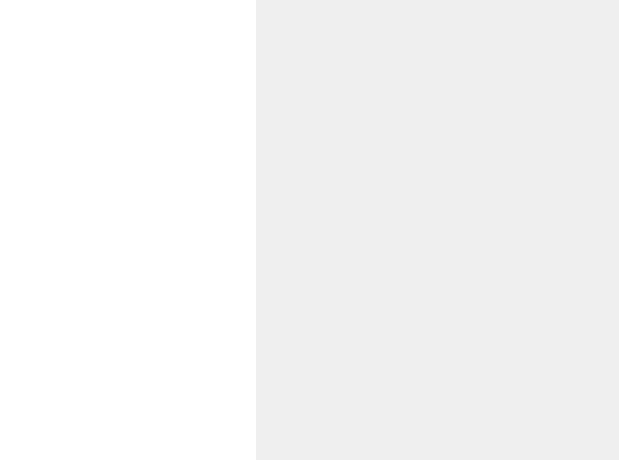
This is src/presentation/forms/libraryview.ui in othieno/itchio-app as Qt 5 draws it before an edit. The edited form follows.
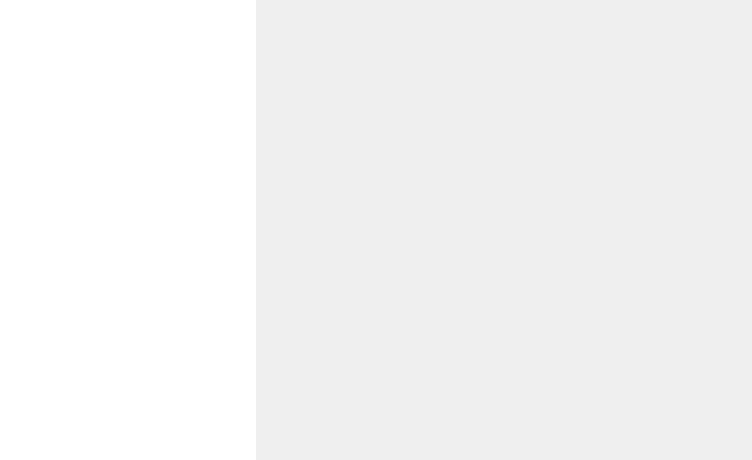
This is the edited form.

Commit message: Multiple improvements. - Changed the application name back to 'itch.io' (previously 'itchio'). - Added the Open Sans and Montserrat font families. - Added the abstract class Content. - Refactored the Price data structure: The amount is now stored by a single integer rather than two. - Added a username input validator stub to the AuthenticationView. - Implemented part of the LibraryView.

```diff
--- a/src/presentation/forms/libraryview.ui
+++ b/src/presentation/forms/libraryview.ui
@@ -6,7 +6,7 @@
    <rect>
     <x>0</x>
     <y>0</y>
-    <width>619</width>
+    <width>752</width>
     <height>460</height>
    </rect>
   </property>
@@ -24,7 +24,7 @@
   </property>
   <layout class="QHBoxLayout" name="horizontalLayout">
    <property name="spacing">
-    <number>0</number>
+    <number>8</number>
    </property>
    <property name="leftMargin">
     <number>0</number>
@@ -92,6 +92,12 @@
    </item>
    <item>
     <widget class="QScrollArea" name="scrollArea">
+     <property name="sizePolicy">
+      <sizepolicy hsizetype="Expanding" vsizetype="Expanding">
+       <horstretch>0</horstretch>
+       <verstretch>0</verstretch>
+      </sizepolicy>
+     </property>
      <property name="frameShape">
       <enum>QFrame::NoFrame</enum>
      </property>
@@ -112,10 +118,16 @@
        <rect>
         <x>0</x>
         <y>0</y>
-        <width>363</width>
+        <width>488</width>
         <height>460</height>
        </rect>
       </property>
+      <property name="sizePolicy">
+       <sizepolicy hsizetype="Preferred" vsizetype="Preferred">
+        <horstretch>0</horstretch>
+        <verstretch>0</verstretch>
+       </sizepolicy>
+      </property>
       <layout class="QVBoxLayout" name="verticalLayout">
        <property name="spacing">
         <number>0</number>
@@ -133,11 +145,120 @@
         <number>0</number>
        </property>
        <item>
-        <widget class="QLabel" name="detail">
-         <property name="text">
-          <string/>
+        <layout class="QFormLayout" name="contentDetailsHeaderLayout">
+         <property name="fieldGrowthPolicy">
+          <enum>QFormLayout::AllNonFixedFieldsGrow</enum>
          </property>
-        </widget>
+         <property name="labelAlignment">
+          <set>Qt::AlignLeading|Qt::AlignLeft|Qt::AlignTop</set>
+         </property>
+         <property name="horizontalSpacing">
+          <number>8</number>
+         </property>
+         <property name="verticalSpacing">
+          <number>0</number>
+         </property>
+         <item row="0" column="0">
+          <widget class="QLabel" name="contentCoverImage">
+           <property name="sizePolicy">
+            <sizepolicy hsizetype="Maximum" vsizetype="Maximum">
+             <horstretch>0</horstretch>
+             <verstretch>0</verstretch>
+            </sizepolicy>
+           </property>
+           <property name="text">
+            <string/>
+           </property>
+           <property name="textFormat">
+            <enum>Qt::AutoText</enum>
+           </property>
+           <property name="scaledContents">
+            <bool>false</bool>
+           </property>
+           <property name="alignment">
+            <set>Qt::AlignLeading|Qt::AlignLeft|Qt::AlignTop</set>
+           </property>
+          </widget>
+         </item>
+         <item row="0" column="1">
+          <layout class="QVBoxLayout" name="contentTitleLayout">
+           <property name="spacing">
+            <number>0</number>
+           </property>
+           <item>
+            <widget class="QLabel" name="contentTitle">
+             <property name="sizePolicy">
+              <sizepolicy hsizetype="Preferred" vsizetype="Maximum">
+               <horstretch>0</horstretch>
+               <verstretch>0</verstretch>
+              </sizepolicy>
+             </property>
+             <property name="text">
+              <string/>
+             </property>
+             <property name="alignment">
+              <set>Qt::AlignLeading|Qt::AlignLeft|Qt::AlignTop</set>
+             </property>
+            </widget>
+           </item>
+           <item>
+            <widget class="QLabel" name="contentSubtitle">
+             <property name="sizePolicy">
+              <sizepolicy hsizetype="Preferred" vsizetype="Maximum">
+               <horstretch>0</horstretch>
+               <verstretch>0</verstretch>
+              </sizepolicy>
+             </property>
+             <property name="text">
+              <string/>
+             </property>
+             <property name="textFormat">
+              <enum>Qt::RichText</enum>
+             </property>
+             <property name="alignment">
+              <set>Qt::AlignLeading|Qt::AlignLeft|Qt::AlignTop</set>
+             </property>
+            </widget>
+           </item>
+           <item>
+            <widget class="QLabel" name="contentPlatforms">
+             <property name="sizePolicy">
+              <sizepolicy hsizetype="Preferred" vsizetype="Maximum">
+               <horstretch>0</horstretch>
+               <verstretch>0</verstretch>
+              </sizepolicy>
+             </property>
+             <property name="text">
+              <string/>
+             </property>
+            </widget>
+           </item>
+           <item>
+            <layout class="QHBoxLayout" name="horizontalLayout_2">
+             <property name="topMargin">
+              <number>10</number>
+             </property>
+             <item>
+              <widget class="QLabel" name="contentTagline">
+               <property name="sizePolicy">
+                <sizepolicy hsizetype="Preferred" vsizetype="Maximum">
+                 <horstretch>0</horstretch>
+                 <verstretch>0</verstretch>
+                </sizepolicy>
+               </property>
+               <property name="text">
+                <string/>
+               </property>
+               <property name="wordWrap">
+                <bool>true</bool>
+               </property>
+              </widget>
+             </item>
+            </layout>
+           </item>
+          </layout>
+         </item>
+        </layout>
        </item>
       </layout>
      </widget>
```
Left out of the diff: 4 changed lines with no effect on the pictures. The commit also changes 34 other files.
